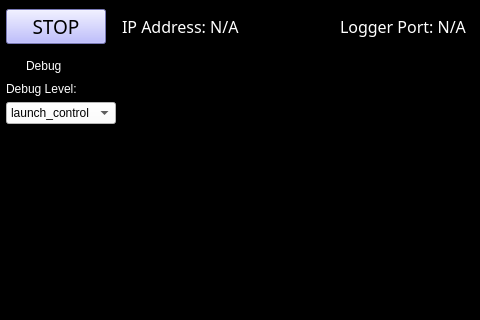
Old version of the form pylabnet/gui/pyqt/gui_templates/logger_remote.ui in the repository lukingroup/pylabnet; both pictures show x 0 to 480 and y 0 to 320 of the 1526 by 499 pixel window.
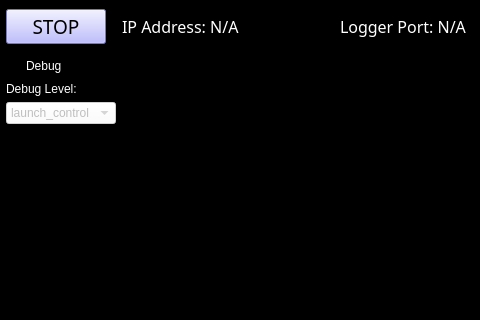
New version of the form.

Commit message: Added debug mode update method.

Diff of the .ui file:
```diff
--- a/pylabnet/gui/pyqt/gui_templates/logger_remote.ui
+++ b/pylabnet/gui/pyqt/gui_templates/logger_remote.ui
@@ -287,7 +287,10 @@
      </widget>
     </item>
     <item row="4" column="0">
-     <widget class="QComboBox" name="comboBox">
+     <widget class="QComboBox" name="debug_comboBox">
+      <property name="enabled">
+       <bool>false</bool>
+      </property>
       <property name="styleSheet">
        <string notr="true">background-color: rgb(255, 255, 255)</string>
       </property>
```
Left out of the diff: 10 changed lines with no effect on the pictures. The commit also changes 1 other file.
